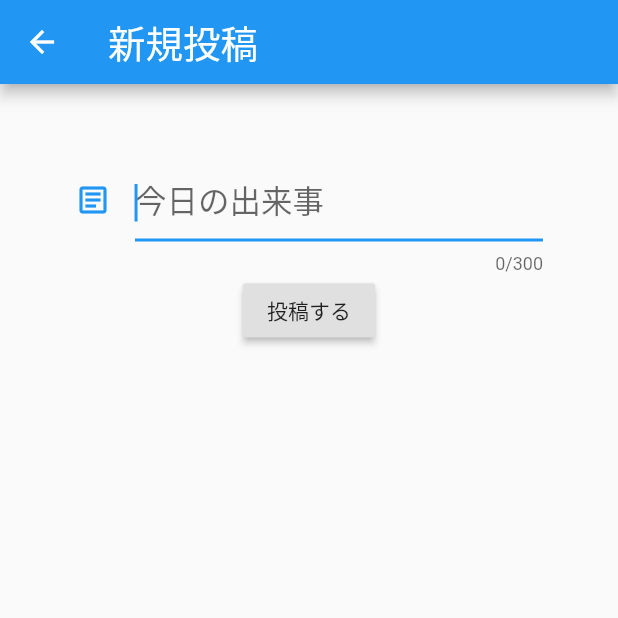
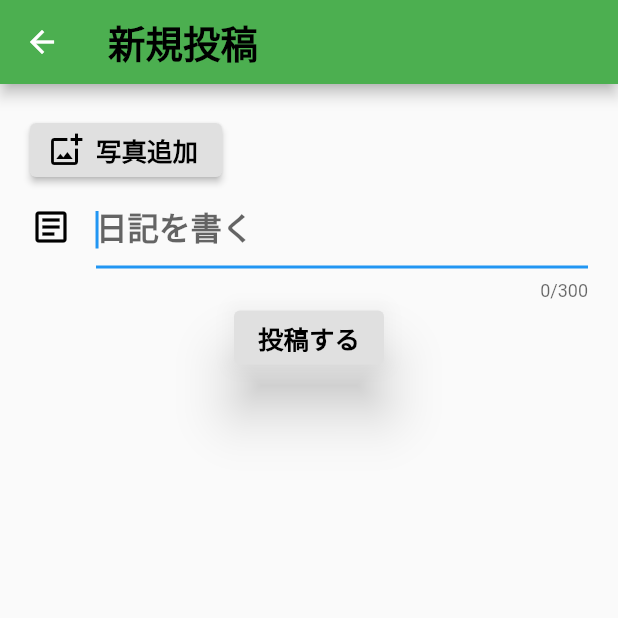
Before and after one commit to kikugaw/diary, a Flutter app: the PostPage screen opened directly, on a phone screen of 412 x 824 dp, the top half of it. Run offline on Flutter 3.47's test engine with Material 2 defaults, Android fonts, the phone set to English and light mode, and no system bars.

Commit message:
少しレイアウトを変更しました

```diff
--- a/lib/post_page.dart
+++ b/lib/post_page.dart
@@ -6,10 +6,14 @@ class PostPage extends StatelessWidget {
   Widget build(BuildContext context) {
     return Scaffold(
       appBar: AppBar(
+        backgroundColor: Colors.green,
         title: Text(
           '新規投稿',
           style: TextStyle(
             fontSize: 25,
+            fontWeight: FontWeight.w600,
+            //fontFamily: 'Kosygin',
+            color: Colors.black,
           ),
         ),
       ),
@@ -37,7 +41,7 @@ class _ChangeFormState extends State<ChangeForm> {
 
   Widget build(BuildContext context) {
     return Container(
-        padding: const EdgeInsets.all(50.0),
+        padding: const EdgeInsets.all(20.0),
         child: Column(
           children: <Widget>[
             /*Text(
@@ -47,6 +51,31 @@ class _ChangeFormState extends State<ChangeForm> {
                   fontSize: 30.0,
                   fontWeight: FontWeight.w500),
             ),*/
+            Row(
+              mainAxisAlignment: MainAxisAlignment.start,
+              children: <Widget>[
+                ElevatedButton.icon(
+                  icon: const Icon(
+                    Icons.add_photo_alternate_outlined,
+                    color: Colors.black,
+                  ),
+                  label: const Text(
+                    '写真追加',
+                    style: TextStyle(
+                      fontWeight: FontWeight.w600,
+                      fontSize: 17,
+                      color: Colors.black,
+                    ),
+                  ),
+                  style: ElevatedButton.styleFrom(
+                    primary: Colors.grey[300],
+                    onPrimary: Colors.blue,
+                    //elevation: 16,
+                  ),
+                  onPressed: () {},
+                ),
+              ],
+            ),
             new TextField(
               autofocus: true,
               enabled: true,
@@ -59,16 +88,35 @@ class _ChangeFormState extends State<ChangeForm> {
               ),
               obscureText: false,
               minLines: 1,
-              maxLines: 15,
+              maxLines: 30,
               //パスワード
               onChanged: _handleText,
               decoration: const InputDecoration(
-                icon: Icon(Icons.article_outlined),
-                hintText: '今日の出来事',
+                icon: Icon(
+                  Icons.article_outlined,
+                  size: 28,
+                  color: Colors.black,
+                ),
+                hintText: '日記を書く',
+                hintStyle: TextStyle(
+                  fontWeight: FontWeight.bold,
+                ),
               ),
             ),
-            RaisedButton(
-              child: Text('投稿する'),
+            ElevatedButton(
+              child: Text(
+                '投稿する',
+                style: TextStyle(
+                  fontWeight: FontWeight.w600,
+                  fontSize: 17,
+                  color: Colors.black,
+                ),
+              ),
+              style: ElevatedButton.styleFrom(
+                primary: Colors.grey[300],
+                onPrimary: Colors.blue,
+                elevation: 16,
+              ),
               onPressed: () {},
             )
           ],
```
